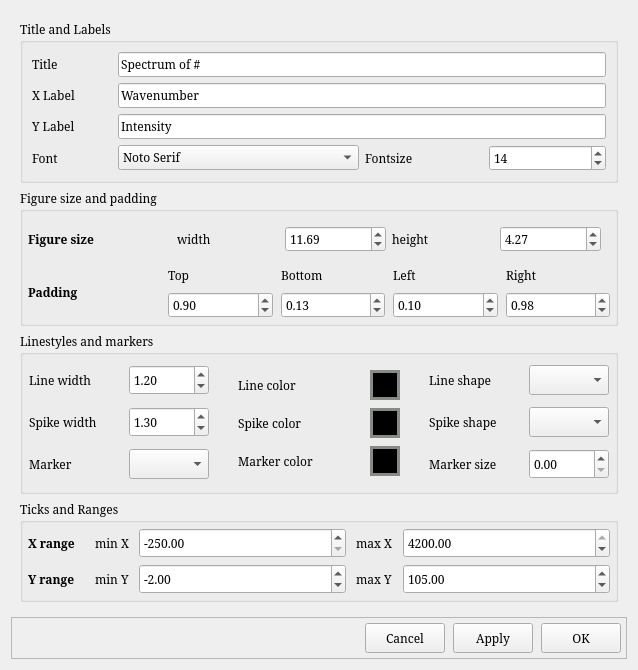
Above: dev/ui/ui_style.ui from moaz-elesawey/gaussian-spectrum-analyzer before the change. Below: the same form after it.
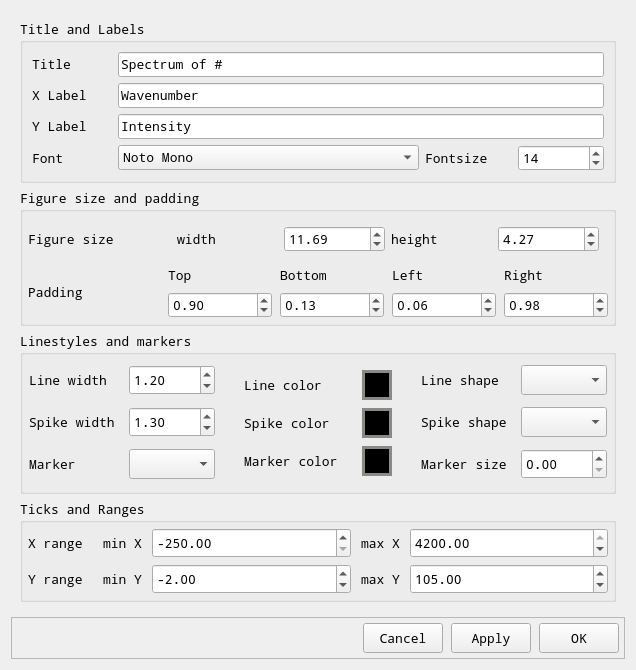
That is the form after the change.

The edit to the form file:
```diff
--- a/dev/ui/ui_style.ui
+++ b/dev/ui/ui_style.ui
@@ -6,7 +6,7 @@
    <rect>
     <x>0</x>
     <y>0</y>
-    <width>638</width>
+    <width>636</width>
     <height>668</height>
    </rect>
   </property>
@@ -24,7 +24,8 @@
     <widget class="QFrame" name="frame">
      <property name="font">
       <font>
-       <family>Serif</family>
+       <family>Noto Mono</family>
+       <pointsize>10</pointsize>
       </font>
      </property>
      <property name="frameShape">
@@ -38,7 +39,8 @@
        <widget class="QGroupBox" name="groupBox">
         <property name="font">
          <font>
-          <family>Serif</family>
+          <family>Noto Mono</family>
+          <pointsize>10</pointsize>
          </font>
         </property>
         <property name="title">
@@ -58,7 +60,8 @@
            </property>
            <property name="font">
             <font>
-             <family>Serif</family>
+             <family>Noto Mono</family>
+             <pointsize>10</pointsize>
             </font>
            </property>
            <property name="text">
@@ -70,7 +73,8 @@
           <widget class="QLineEdit" name="xlabel_inp">
            <property name="font">
             <font>
-             <family>Serif</family>
+             <family>Noto Mono</family>
+             <pointsize>10</pointsize>
             </font>
            </property>
            <property name="text">
@@ -84,7 +88,8 @@
             <widget class="QFontComboBox" name="font_select">
              <property name="font">
               <font>
-               <family>Serif</family>
+               <family>Noto Mono</family>
+               <pointsize>10</pointsize>
               </font>
              </property>
              <property name="editable">
@@ -102,7 +107,8 @@
              </property>
              <property name="font">
               <font>
-               <family>Serif</family>
+               <family>Noto Mono</family>
+               <pointsize>10</pointsize>
               </font>
              </property>
              <property name="text">
@@ -114,7 +120,8 @@
             <widget class="QSpinBox" name="fontsize_inp">
              <property name="font">
               <font>
-               <family>Serif</family>
+               <family>Noto Mono</family>
+               <pointsize>10</pointsize>
               </font>
              </property>
              <property name="minimum">
@@ -140,7 +147,8 @@
            </property>
            <property name="font">
             <font>
-             <family>Serif</family>
+             <family>Noto Mono</family>
+             <pointsize>10</pointsize>
             </font>
            </property>
            <property name="text">
@@ -152,7 +160,8 @@
           <widget class="QLineEdit" name="ylabel_inp">
            <property name="font">
             <font>
-             <family>Serif</family>
+             <family>Noto Mono</family>
+             <pointsize>10</pointsize>
             </font>
            </property>
            <property name="text">
@@ -170,7 +179,8 @@
            </property>
            <property name="font">
             <font>
-             <family>Serif</family>
+             <family>Noto Mono</family>
+             <pointsize>10</pointsize>
             </font>
            </property>
            <property name="text">
@@ -182,7 +192,8 @@
           <widget class="QLineEdit" name="title_inp">
            <property name="font">
             <font>
-             <family>Serif</family>
+             <family>Noto Mono</family>
+             <pointsize>10</pointsize>
             </font>
            </property>
            <property name="text">
@@ -200,7 +211,8 @@
            </property>
            <property name="font">
             <font>
-             <family>Serif</family>
+             <family>Noto Mono</family>
+             <pointsize>10</pointsize>
             </font>
            </property>
            <property name="text">
@@ -215,7 +227,8 @@
        <widget class="QGroupBox" name="groupBox_4">
         <property name="font">
          <font>
-          <family>Serif</family>
+          <family>Noto Mono</family>
+          <pointsize>10</pointsize>
          </font>
         </property>
         <property name="title">
@@ -247,7 +260,8 @@
            </property>
            <property name="font">
             <font>
-             <family>Serif</family>
+             <family>Noto Mono</family>
+             <pointsize>10</pointsize>
              <weight>75</weight>
              <bold>true</bold>
             </font>
@@ -267,7 +281,8 @@
            </property>
            <property name="font">
             <font>
-             <family>Serif</family>
+             <family>Noto Mono</family>
+             <pointsize>10</pointsize>
              <weight>75</weight>
              <bold>true</bold>
             </font>
@@ -293,7 +308,8 @@
            </property>
            <property name="font">
             <font>
-             <family>Serif</family>
+             <family>Noto Mono</family>
+             <pointsize>10</pointsize>
             </font>
            </property>
            <property name="frameShape">
@@ -322,7 +338,8 @@
              <widget class="QLabel" name="label_25">
               <property name="font">
                <font>
-                <family>Serif</family>
+                <family>Noto Mono</family>
+                <pointsize>10</pointsize>
                </font>
               </property>
               <property name="text">
@@ -334,7 +351,8 @@
              <widget class="QLabel" name="label_27">
               <property name="font">
                <font>
-                <family>Serif</family>
+                <family>Noto Mono</family>
+                <pointsize>10</pointsize>
                </font>
               </property>
               <property name="text">
@@ -346,7 +364,8 @@
              <widget class="QLabel" name="label_26">
               <property name="font">
                <font>
-                <family>Serif</family>
+                <family>Noto Mono</family>
+                <pointsize>10</pointsize>
                </font>
               </property>
               <property name="text">
@@ -358,7 +377,8 @@
              <widget class="QLabel" name="label_28">
               <property name="font">
                <font>
-                <family>Serif</family>
+                <family>Noto Mono</family>
+                <pointsize>10</pointsize>
                </font>
               </property>
               <property name="text">
@@ -370,7 +390,8 @@
              <widget class="QDoubleSpinBox" name="padding_top">
               <property name="font">
                <font>
-                <family>Serif</family>
+                <family>Noto Mono</family>
+                <pointsize>10</pointsize>
                </font>
               </property>
               <property name="maximum">
@@ -388,7 +409,8 @@
              <widget class="QDoubleSpinBox" name="padding_bottom">
               <property name="font">
                <font>
-                <family>Serif</family>
+                <family>Noto Mono</family>
+                <pointsize>10</pointsize>
                </font>
               </property>
               <property name="maximum">
@@ -406,7 +428,8 @@
              <widget class="QDoubleSpinBox" name="padding_left">
               <property name="font">
                <font>
-                <family>Serif</family>
+                <family>Noto Mono</family>
+                <pointsize>10</pointsize>
                </font>
               </property>
               <property name="maximum">
@@ -416,7 +439,7 @@
                <double>0.010000000000000</double>
               </property>
               <property name="value">
-               <double>0.100000000000000</double>
+               <double>0.060000000000000</double>
               </property>
              </widget>
             </item>
@@ -424,7 +447,8 @@
              <widget class="QDoubleSpinBox" name="padding_right">
               <property name="font">
                <font>
-                <family>Serif</family>
+                <family>Noto Mono</family>
+                <pointsize>10</pointsize>
                </font>
               </property>
               <property name="maximum">
@@ -451,7 +475,8 @@
            </property>
            <property name="font">
             <font>
-             <family>Serif</family>
+             <family>Noto Mono</family>
+             <pointsize>10</pointsize>
             </font>
            </property>
            <layout class="QGridLayout" name="gridLayout_9">
@@ -465,7 +490,8 @@
               </property>
               <property name="font">
                <font>
-                <family>Serif</family>
+                <family>Noto Mono</family>
+                <pointsize>10</pointsize>
                </font>
               </property>
               <property name="text">
@@ -483,7 +509,8 @@
               </property>
               <property name="font">
                <font>
-                <family>Serif</family>
+                <family>Noto Mono</family>
+                <pointsize>10</pointsize>
                </font>
               </property>
               <property name="minimum">
@@ -504,7 +531,8 @@
               </property>
               <property name="font">
                <font>
-                <family>Serif</family>
+                <family>Noto Mono</family>
+                <pointsize>10</pointsize>
                </font>
               </property>
               <property name="text">
@@ -522,7 +550,8 @@
               </property>
               <property name="font">
                <font>
-                <family>Serif</family>
+                <family>Noto Mono</family>
+                <pointsize>10</pointsize>
                </font>
               </property>
               <property name="minimum">
@@ -543,7 +572,8 @@
        <widget class="QGroupBox" name="groupBox_2">
         <property name="font">
          <font>
-          <family>Serif</family>
+          <family>Noto Mono</family>
+          <pointsize>10</pointsize>
          </font>
         </property>
         <property name="title">
@@ -589,7 +619,8 @@
              </property>
              <property name="font">
               <font>
-               <family>Serif</family>
+               <family>Noto Mono</family>
+               <pointsize>10</pointsize>
               </font>
              </property>
              <property name="value">
@@ -613,7 +644,8 @@
              </property>
              <property name="font">
               <font>
-               <family>Serif</family>
+               <family>Noto Mono</family>
+               <pointsize>10</pointsize>
               </font>
              </property>
             </widget>
@@ -634,7 +666,8 @@
              </property>
              <property name="font">
               <font>
-               <family>Serif</family>
+               <family>Noto Mono</family>
+               <pointsize>10</pointsize>
               </font>
              </property>
              <property name="text">
@@ -658,7 +691,8 @@
              </property>
              <property name="font">
               <font>
-               <family>Serif</family>
+               <family>Noto Mono</family>
+               <pointsize>10</pointsize>
               </font>
              </property>
              <property name="text">
@@ -682,7 +716,8 @@
              </property>
              <property name="font">
               <font>
-               <family>Serif</family>
+               <family>Noto Mono</family>
+               <pointsize>10</pointsize>
               </font>
              </property>
              <property name="value">
@@ -706,7 +741,8 @@
              </property>
              <property name="font">
               <font>
-               <family>Serif</family>
+               <family>Noto Mono</family>
+               <pointsize>10</pointsize>
               </font>
              </property>
              <property name="text">
@@ -737,7 +773,8 @@
              </property>
              <property name="font">
               <font>
-               <family>Serif</family>
+               <family>Noto Mono</family>
+               <pointsize>10</pointsize>
               </font>
              </property>
              <property name="text">
@@ -761,7 +798,8 @@
              </property>
              <property name="font">
               <font>
-               <family>Serif</family>
+               <family>Noto Mono</family>
+               <pointsize>10</pointsize>
               </font>
              </property>
             </widget>
@@ -782,7 +820,8 @@
              </property>
              <property name="font">
               <font>
-               <family>Serif</family>
+               <family>Noto Mono</family>
+               <pointsize>10</pointsize>
               </font>
              </property>
              <property name="text">
@@ -806,7 +845,8 @@
              </property>
              <property name="font">
               <font>
-               <family>Serif</family>
+               <family>Noto Mono</family>
+               <pointsize>10</pointsize>
               </font>
              </property>
             </widget>
@@ -827,7 +867,8 @@
              </property>
              <property name="font">
               <font>
-               <family>Serif</family>
+               <family>Noto Mono</family>
+               <pointsize>10</pointsize>
               </font>
              </property>
              <property name="text">
@@ -845,7 +886,8 @@
              </property>
              <property name="font">
               <font>
-               <family>Serif</family>
+               <family>Noto Mono</family>
+               <pointsize>10</pointsize>
               </font>
              </property>
             </widget>
@@ -856,7 +898,8 @@
           <widget class="QFrame" name="frame">
            <property name="font">
             <font>
-             <family>Serif</family>
+             <family>Noto Mono</family>
+             <pointsize>10</pointsize>
             </font>
            </property>
            <property name="styleSheet">
@@ -886,7 +929,8 @@
               </property>
               <property name="font">
                <font>
-                <family>Serif</family>
+                <family>Noto Mono</family>
+                <pointsize>10</pointsize>
                </font>
               </property>
               <property name="text">
@@ -910,7 +954,8 @@
               </property>
               <property name="font">
                <font>
-                <family>Serif</family>
+                <family>Noto Mono</family>
+                <pointsize>10</pointsize>
                </font>
               </property>
               <property name="text">
@@ -934,7 +979,8 @@
               </property>
               <property name="font">
                <font>
-                <family>Serif</family>
+                <family>Noto Mono</family>
+                <pointsize>10</pointsize>
                </font>
               </property>
               <property name="text">
@@ -958,7 +1004,8 @@
               </property>
               <property name="font">
                <font>
-                <family>Serif</family>
+                <family>Noto Mono</family>
+                <pointsize>10</pointsize>
                </font>
               </property>
               <property name="text">
@@ -982,7 +1029,8 @@
               </property>
               <property name="font">
                <font>
-                <family>Serif</family>
+                <family>Noto Mono</family>
+                <pointsize>10</pointsize>
                </font>
               </property>
               <property name="text">
@@ -1006,7 +1054,8 @@
               </property>
               <property name="font">
                <font>
-                <family>Serif</family>
+                <family>Noto Mono</family>
+                <pointsize>10</pointsize>
                </font>
               </property>
               <property name="text">
@@ -1024,7 +1073,8 @@
        <widget class="QGroupBox" name="groupBox_3">
         <property name="font">
          <font>
-          <family>Serif</family>
+          <family>Noto Mono</family>
+          <pointsize>10</pointsize>
          </font>
         </property>
         <property name="title">
@@ -1050,7 +1100,8 @@
           <widget class="QLabel" name="label_15">
            <property name="font">
             <font>
-             <family>Serif</family>
+             <family>Noto Mono</family>
+             <pointsize>10</pointsize>
              <weight>75</weight>
              <bold>true</bold>
             </font>
@@ -1064,7 +1115,8 @@
           <widget class="QLabel" name="label_16">
            <property name="font">
             <font>
-             <family>Serif</family>
+             <family>Noto Mono</family>
+             <pointsize>10</pointsize>
              <weight>75</weight>
              <bold>true</bold>
             </font>
@@ -1084,7 +1136,8 @@
            </property>
            <property name="font">
             <font>
-             <family>Serif</family>
+             <family>Noto Mono</family>
+             <pointsize>10</pointsize>
             </font>
            </property>
            <layout class="QGridLayout" name="gridLayout_6">
@@ -1107,7 +1160,8 @@
              <widget class="QLabel" name="label_17">
               <property name="font">
                <font>
-                <family>Serif</family>
+                <family>Noto Mono</family>
+                <pointsize>10</pointsize>
                </font>
               </property>
               <property name="text">
@@ -1131,7 +1185,8 @@
               </property>
               <property name="font">
                <font>
-                <family>Serif</family>
+                <family>Noto Mono</family>
+                <pointsize>10</pointsize>
                </font>
               </property>
               <property name="minimum">
@@ -1149,7 +1204,8 @@
              <widget class="QLabel" name="label_18">
               <property name="font">
                <font>
-                <family>Serif</family>
+                <family>Noto Mono</family>
+                <pointsize>10</pointsize>
                </font>
               </property>
               <property name="text">
@@ -1173,7 +1229,8 @@
               </property>
               <property name="font">
                <font>
-                <family>Serif</family>
+                <family>Noto Mono</family>
+                <pointsize>10</pointsize>
                </font>
               </property>
               <property name="minimum">
@@ -1191,7 +1248,8 @@
              <widget class="QLabel" name="label_20">
               <property name="font">
                <font>
-                <family>Serif</family>
+                <family>Noto Mono</family>
+                <pointsize>10</pointsize>
                </font>
               </property>
               <property name="text">
@@ -1215,7 +1273,8 @@
               </property>
               <property name="font">
                <font>
-                <family>Serif</family>
+                <family>Noto Mono</family>
+                <pointsize>10</pointsize>
                </font>
               </property>
               <property name="minimum">
@@ -1233,7 +1292,8 @@
              <widget class="QLabel" name="label_19">
               <property name="font">
                <font>
-                <family>Serif</family>
+                <family>Noto Mono</family>
+                <pointsize>10</pointsize>
                </font>
               </property>
               <property name="text">
@@ -1257,7 +1317,8 @@
               </property>
               <property name="font">
                <font>
-                <family>Serif</family>
+                <family>Noto Mono</family>
+                <pointsize>10</pointsize>
                </font>
               </property>
               <property name="minimum">
@@ -1284,7 +1345,8 @@
     <widget class="QFrame" name="frame_3">
      <property name="font">
       <font>
-       <family>Serif</family>
+       <family>Noto Mono</family>
+       <pointsize>10</pointsize>
       </font>
      </property>
      <property name="frameShape">
@@ -1319,7 +1381,8 @@
         </property>
         <property name="font">
          <font>
-          <family>Serif</family>
+          <family>Noto Mono</family>
+          <pointsize>10</pointsize>
          </font>
         </property>
         <property name="frameShape">
@@ -1340,7 +1403,8 @@
         </property>
         <property name="font">
          <font>
-          <family>Serif</family>
+          <family>Noto Mono</family>
+          <pointsize>10</pointsize>
          </font>
         </property>
         <property name="text">
@@ -1358,7 +1422,8 @@
         </property>
         <property name="font">
          <font>
-          <family>Serif</family>
+          <family>Noto Mono</family>
+          <pointsize>10</pointsize>
          </font>
         </property>
         <property name="text">
@@ -1376,7 +1441,8 @@
         </property>
         <property name="font">
          <font>
-          <family>Serif</family>
+          <family>Noto Mono</family>
+          <pointsize>10</pointsize>
          </font>
         </property>
         <property name="text">
```
Left out of the diff: 6 changed lines with no effect on the pictures.
